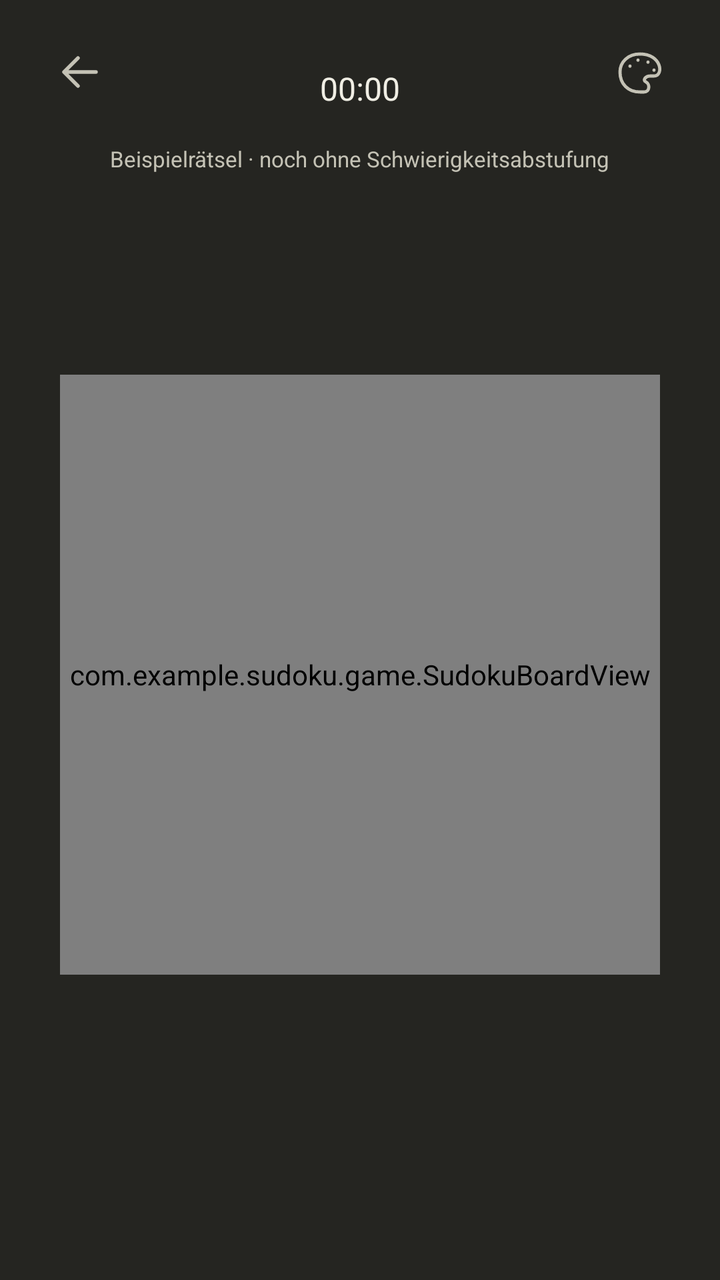
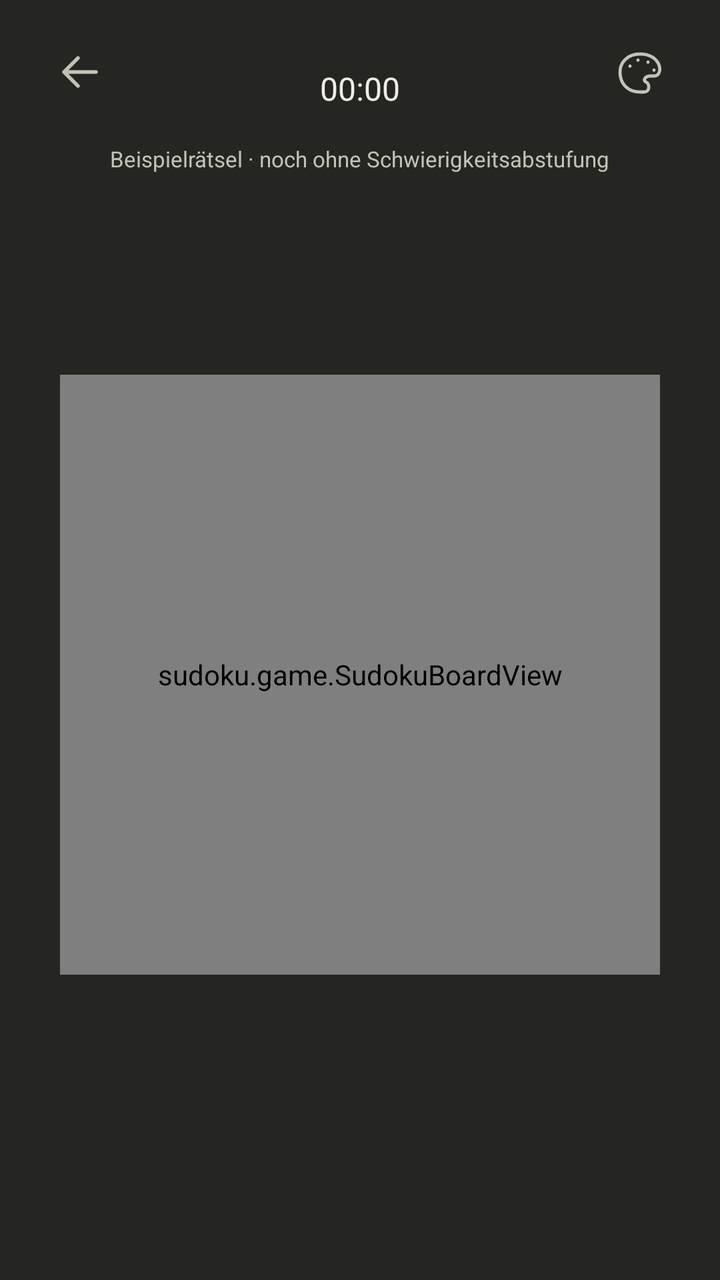

Before-and-after screenshots of an Android layout around one commit, followed by the original layout XML and the change that was made.
<!-- AndroidManifest.xml: application theme Theme.Sudoku -->
<!-- res/layout/activity_game.xml -->
<?xml version="1.0" encoding="utf-8"?>
<androidx.constraintlayout.widget.ConstraintLayout xmlns:android="http://schemas.android.com/apk/res/android"
    xmlns:app="http://schemas.android.com/apk/res-auto"
    android:id="@+id/game_root"
    android:keepScreenOn="true"
    android:layout_width="match_parent"
    android:layout_height="match_parent">

    <LinearLayout
        android:id="@+id/game_header"
        android:layout_width="0dp"
        android:layout_height="56dp"
        android:layout_marginHorizontal="12dp"
        android:layout_marginTop="8dp"
        android:gravity="center_vertical"
        android:orientation="horizontal"
        app:layout_constraintEnd_toEndOf="parent"
        app:layout_constraintStart_toStartOf="parent"
        app:layout_constraintTop_toTopOf="parent">

        <ImageButton
            android:id="@+id/back_home"
            style="@style/Widget.Sudoku.IconButton"
            android:contentDescription="@string/back_home"
            android:src="@drawable/ic_back" />

        <LinearLayout
            android:layout_width="0dp"
            android:layout_height="wrap_content"
            android:layout_weight="1"
            android:gravity="center"
            android:orientation="vertical">

            <TextView
                android:id="@+id/game_difficulty"
                android:layout_width="wrap_content"
                android:layout_height="wrap_content"
                android:textColor="?attr/homeMuted"
                android:textSize="12sp" />

            <TextView
                android:id="@+id/game_timer"
                android:layout_width="wrap_content"
                android:layout_height="wrap_content"
                android:fontFeatureSettings="tnum"
                android:text="@string/timer_initial"
                android:textColor="?attr/homeForeground"
                android:textSize="16sp" />
        </LinearLayout>

        <ImageButton
            android:id="@+id/game_theme"
            style="@style/Widget.Sudoku.IconButton"
            android:contentDescription="@string/choose_theme"
            android:src="@drawable/ic_palette" />
    </LinearLayout>

    <androidx.core.widget.NestedScrollView
        android:id="@+id/game_scroll"
        android:layout_width="0dp"
        android:layout_height="0dp"
        android:fillViewport="true"
        android:scrollbars="none"
        app:layout_constraintBottom_toBottomOf="parent"
        app:layout_constraintEnd_toEndOf="parent"
        app:layout_constraintStart_toStartOf="parent"
        app:layout_constraintTop_toBottomOf="@id/game_header">

        <androidx.constraintlayout.widget.ConstraintLayout
            android:layout_width="match_parent"
            android:layout_height="wrap_content"
            android:minHeight="660dp">

            <TextView
                android:id="@+id/sample_puzzle_label"
                android:layout_width="wrap_content"
                android:layout_height="wrap_content"
                android:layout_marginTop="8dp"
                android:text="@string/sample_puzzle"
                android:textColor="?attr/homeMuted"
                android:textSize="11sp"
                app:layout_constraintEnd_toEndOf="parent"
                app:layout_constraintStart_toStartOf="parent"
                app:layout_constraintTop_toTopOf="parent" />

            <androidx.constraintlayout.widget.ConstraintLayout
                android:id="@+id/board_area"
                android:layout_width="0dp"
                android:layout_height="0dp"
                android:layout_marginTop="16dp"
                android:layout_marginBottom="40dp"
                app:layout_constraintBottom_toTopOf="@id/number_pad"
                app:layout_constraintEnd_toEndOf="parent"
                app:layout_constraintStart_toStartOf="parent"
                app:layout_constraintTop_toBottomOf="@id/sample_puzzle_label">

                <com.example.sudoku.game.SudokuBoardView
                    android:id="@+id/sudoku_board"
                    android:layout_width="300dp"
                    android:layout_height="300dp"
                    app:layout_constraintBottom_toBottomOf="parent"
                    app:layout_constraintEnd_toEndOf="parent"
                    app:layout_constraintStart_toStartOf="parent"
                    app:layout_constraintTop_toTopOf="parent" />
            </androidx.constraintlayout.widget.ConstraintLayout>

            <TextView
                android:id="@+id/game_completed"
                android:layout_width="wrap_content"
                android:layout_height="wrap_content"
                android:accessibilityLiveRegion="polite"
                android:text="@string/game_completed"
                android:textColor="?attr/homeForeground"
                android:textSize="18sp"
                android:visibility="gone"
                app:layout_constraintBottom_toTopOf="@id/number_pad"
                app:layout_constraintEnd_toEndOf="parent"
                app:layout_constraintStart_toStartOf="parent" />

            <GridLayout
                android:id="@+id/number_pad"
                android:layout_width="0dp"
                android:layout_height="wrap_content"
                android:layout_marginHorizontal="16dp"
                android:layout_marginBottom="48dp"
                android:columnCount="5"
                android:layoutDirection="ltr"
                android:rowCount="2"
                app:layout_constraintBottom_toTopOf="@id/game_tools"
                app:layout_constraintEnd_toEndOf="parent"
                app:layout_constraintStart_toStartOf="parent"
                app:layout_constraintWidth_max="360dp" />

            <LinearLayout
                android:id="@+id/game_tools"
                android:layout_width="0dp"
                android:layout_height="56dp"
                android:layout_marginHorizontal="24dp"
                android:layout_marginBottom="8dp"
                android:gravity="center"
                android:orientation="horizontal"
                app:layout_constraintBottom_toBottomOf="parent"
                app:layout_constraintEnd_toEndOf="parent"
                app:layout_constraintStart_toStartOf="parent"
                app:layout_constraintWidth_max="440dp">

                <com.google.android.material.button.MaterialButton
                    android:id="@+id/restart_game"
                    style="@style/Widget.Sudoku.ToolButton"
                    android:layout_width="0dp"
                    android:layout_weight="1"
                    android:contentDescription="@string/new_game"
                    app:icon="@drawable/ic_restart" />

                <com.google.android.material.button.MaterialButton
                    android:id="@+id/game_settings"
                    style="@style/Widget.Sudoku.ToolButton"
                    android:layout_width="0dp"
                    android:layout_weight="1"
                    android:contentDescription="@string/settings"
                    app:icon="@drawable/ic_settings" />

                <com.google.android.material.button.MaterialButton
                    android:id="@+id/notes"
                    style="@style/Widget.Sudoku.ToolButton"
                    android:layout_width="0dp"
                    android:layout_weight="1"
                    android:checkable="true"
                    android:contentDescription="@string/notes_disabled"
                    app:backgroundTint="@color/notes_background"
                    app:icon="@drawable/ic_notes" />

                <com.google.android.material.button.MaterialButton
                    android:id="@+id/undo"
                    style="@style/Widget.Sudoku.ToolButton"
                    android:layout_width="0dp"
                    android:layout_weight="1"
                    android:contentDescription="@string/undo"
                    app:icon="@drawable/ic_undo" />
            </LinearLayout>
        </androidx.constraintlayout.widget.ConstraintLayout>
    </androidx.core.widget.NestedScrollView>
</androidx.constraintlayout.widget.ConstraintLayout>
<!-- resources referenced by this layout -->
<resources>
  <!-- drawable ic_back (drawable) -->
  <vector xmlns:android="http://schemas.android.com/apk/res/android"
      android:width="24dp" android:height="24dp" android:viewportWidth="24" android:viewportHeight="24">
      <path android:pathData="M20,12 L4,12 M11,5 L4,12 L11,19"
          android:fillColor="@android:color/transparent" android:strokeColor="?attr/homeForeground"
          android:strokeWidth="1.8" android:strokeLineCap="round" android:strokeLineJoin="round" />
  </vector>
  <!-- drawable ic_notes (drawable) -->
  <vector xmlns:android="http://schemas.android.com/apk/res/android"
      android:width="24dp"
      android:height="24dp"
      android:viewportWidth="24"
      android:viewportHeight="24">
      <path
          android:fillColor="@android:color/transparent"
          android:pathData="M4,17 L3,22 L8,21 L21,8 L17,4 Z M14,7 L18,11"
          android:strokeColor="?attr/homeMuted"
          android:strokeLineCap="round"
          android:strokeLineJoin="round"
          android:strokeWidth="1.6" />
  </vector>
  <!-- drawable ic_palette (drawable) -->
  <vector xmlns:android="http://schemas.android.com/apk/res/android"
      android:width="24dp"
      android:height="24dp"
      android:viewportWidth="24"
      android:viewportHeight="24">
      <path
          android:fillColor="@android:color/transparent"
          android:pathData="M12,3 C6,3 2,7 2,12 C2,18 6,22 12,22 L14,22 C17,22 17,18 15,17 C13,16 15,14 17,14 L19,14
              C24,14 23,3 12,3 Z M7,9 L7,9.1 M11,6 L11,6.1 M16,7 L16,7.1 M19,11 L19,11.1"
          android:strokeColor="?attr/homeMuted"
          android:strokeLineCap="round"
          android:strokeLineJoin="round"
          android:strokeWidth="1.6" />
  </vector>
  <!-- drawable ic_restart (drawable) -->
  <vector xmlns:android="http://schemas.android.com/apk/res/android"
      android:width="24dp"
      android:height="24dp"
      android:viewportWidth="24"
      android:viewportHeight="24">
      <path
          android:fillColor="@android:color/transparent"
          android:pathData="M20,8 A9,9 0,1 0,21 16 M20,2 L20,8 L14,8"
          android:strokeColor="?attr/homeMuted"
          android:strokeLineCap="round"
          android:strokeLineJoin="round"
          android:strokeWidth="1.6" />
  </vector>
  <!-- drawable ic_undo (drawable) -->
  <vector xmlns:android="http://schemas.android.com/apk/res/android"
      android:width="24dp"
      android:height="24dp"
      android:viewportWidth="24"
      android:viewportHeight="24">
      <path
          android:fillColor="@android:color/transparent"
          android:pathData="M8,5 L3,10 L8,15 M3,10 L15,10 C23,10 23,21 15,21"
          android:strokeColor="?attr/homeMuted"
          android:strokeLineCap="round"
          android:strokeLineJoin="round"
          android:strokeWidth="1.6" />
  </vector>
  <string name="back_home">Zur Startseite</string>
  <string name="choose_theme">Farbthema wählen</string>
  <string name="game_completed">Geschafft. Gut gelöst!</string>
  <string name="new_game">Neues Spiel</string>
  <string name="notes_disabled">Notizen ausgeschaltet</string>
  <string name="sample_puzzle">Beispielrätsel · noch ohne Schwierigkeitsabstufung</string>
  <string name="settings">Einstellungen</string>
  <string name="timer_initial">00:00</string>
  <string name="undo">Rückgängig</string>
  <style name="Widget.Sudoku.IconButton" parent="Widget.AppCompat.ImageButton">
          <item name="android:layout_width">56dp</item>
          <item name="android:layout_height">56dp</item>
          <item name="android:background">?attr/selectableItemBackgroundBorderless</item>
          <item name="android:padding">17dp</item>
          <item name="android:tint">?attr/homeMuted</item>
      </style>
  <color name="aurum_background">#252521</color>
  <color name="aurum_foreground">#F0EEE4</color>
  <color name="aurum_muted">#C4C2B5</color>
  <color name="aurum_accent">#B9AE76</color>
  <color name="aurum_outline">#77766A</color>
  <!-- unchanged entries left out for length: 3 -->
</resources>

<!-- the commit's change to res/layout/activity_game.xml (unified diff, before → after) -->
@@ -94,7 +94,7 @@
                 app:layout_constraintStart_toStartOf="parent"
                 app:layout_constraintTop_toBottomOf="@id/sample_puzzle_label">
 
-                <com.example.sudoku.game.SudokuBoardView
+                <sudoku.game.SudokuBoardView
                     android:id="@+id/sudoku_board"
                     android:layout_width="300dp"
                     android:layout_height="300dp"
